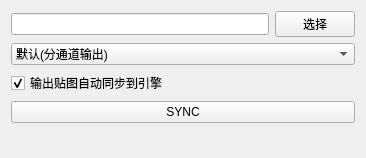
This is sp_sync_ui.ui in yangskin/SPsync as Qt 5 draws it before an edit. The edited form follows.
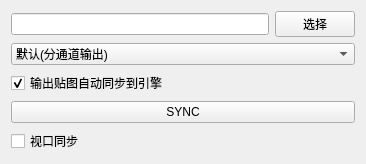
This is the edited form.

Commit message: 添加ue视口同步功能

Diff of the .ui file:
```diff
--- a/sp_sync_ui.ui
+++ b/sp_sync_ui.ui
@@ -62,6 +62,13 @@
        </property>
       </widget>
      </item>
+     <item>
+      <widget class="QCheckBox" name="view_sync">
+       <property name="text">
+        <string>视口同步</string>
+       </property>
+      </widget>
+     </item>
      <item>
       <spacer name="verticalSpacer">
        <property name="orientation">
```
The commit also changes 8 other files.
